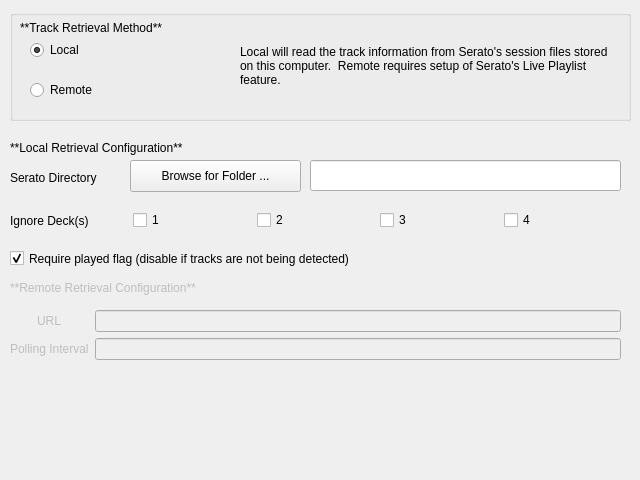
whatsnowplaying/whats-now-playing, file nowplaying/resources/ui/inputs_serato_connection.ui: the form before one commit.
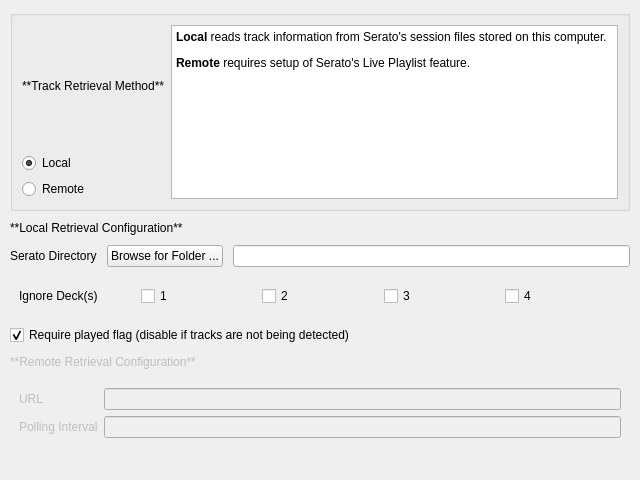
The form after the commit.

Diff of the .ui file:
```diff
--- a/nowplaying/resources/ui/inputs_serato_connection.ui
+++ b/nowplaying/resources/ui/inputs_serato_connection.ui
@@ -13,27 +13,33 @@
   <property name="windowTitle">
    <string>Connection</string>
   </property>
+  <layout class="QVBoxLayout" name="main_layout">
+   <property name="margin">
+    <number>10</number>
+   </property>
+   <property name="spacing">
+    <number>10</number>
+   </property>
+   <item>
   <widget class="QGroupBox" name="method_box">
-   <property name="geometry">
-    <rect>
-     <x>10</x>
-     <y>10</y>
-     <width>621</width>
-     <height>111</height>
-    </rect>
-   </property>
    <property name="title">
     <string/>
    </property>
+     <layout class="QHBoxLayout" name="method_box_layout">
+      <item>
+       <layout class="QVBoxLayout" name="radio_layout">
+        <item>
+         <widget class="QLabel" name="method_label">
+          <property name="text">
+           <string>**Track Retrieval Method**</string>
+          </property>
+          <property name="textFormat">
+           <enum>Qt::MarkdownText</enum>
+          </property>
+         </widget>
+        </item>
+        <item>
    <widget class="QRadioButton" name="local_button">
-    <property name="geometry">
-     <rect>
-      <x>20</x>
-      <y>30</y>
-      <width>100</width>
-      <height>20</height>
-     </rect>
-    </property>
     <property name="text">
      <string>Local</string>
     </property>
@@ -44,15 +50,9 @@
      <string notr="true">method_buttongroup</string>
     </attribute>
    </widget>
+        </item>
+        <item>
    <widget class="QRadioButton" name="remote_button">
-    <property name="geometry">
-     <rect>
-      <x>20</x>
-      <y>70</y>
-      <width>100</width>
-      <height>20</height>
-     </rect>
-    </property>
     <property name="text">
      <string>Remote</string>
     </property>
@@ -60,48 +60,27 @@
      <string notr="true">method_buttongroup</string>
     </attribute>
    </widget>
-   <widget class="QLabel" name="method_label">
-    <property name="geometry">
-     <rect>
-      <x>10</x>
-      <y>10</y>
-      <width>211</width>
-      <height>16</height>
-     </rect>
-    </property>
-    <property name="text">
-     <string>**Track Retrieval Method**</string>
-    </property>
-    <property name="textFormat">
-     <enum>Qt::MarkdownText</enum>
-    </property>
-   </widget>
-   <widget class="QLabel" name="method_desclabel">
-    <property name="geometry">
-     <rect>
-      <x>230</x>
-      <y>10</y>
-      <width>381</width>
-      <height>91</height>
-     </rect>
-    </property>
-    <property name="text">
-     <string>Local will read the track information from Serato's session files stored on this computer.  Remote requires setup of Serato's Live Playlist feature.</string>
-    </property>
-    <property name="wordWrap">
-     <bool>true</bool>
-    </property>
-   </widget>
-  </widget>
+        </item>
+       </layout>
+      </item>
+      <item>
+       <widget class="QTextBrowser" name="method_desclabel">
+        <property name="html">
+         <string>&lt;!DOCTYPE HTML PUBLIC &quot;-//W3C//DTD HTML 4.0//EN&quot; &quot;http://www.w3.org/TR/REC-html40/strict.dtd&quot;&gt;
+&lt;html&gt;&lt;head&gt;&lt;meta name=&quot;qrichtext&quot; content=&quot;1&quot; /&gt;&lt;style type=&quot;text/css&quot;&gt;
+p, li { white-space: pre-wrap; }
+&lt;/style&gt;&lt;/head&gt;&lt;body&gt;
+&lt;p&gt;&lt;span style=&quot;font-weight:600;&quot;&gt;Local&lt;/span&gt; reads track information from Serato's session files stored on this computer.&lt;/p&gt;
+&lt;p&gt;&lt;span style=&quot;font-weight:600;&quot;&gt;Remote&lt;/span&gt; requires setup of Serato's Live Playlist feature.&lt;/p&gt;
+&lt;/body&gt;&lt;/html&gt;</string>
+        </property>
+       </widget>
+      </item>
+     </layout>
+    </widget>
+   </item>
+   <item>
   <widget class="QLabel" name="localconfig_label">
-   <property name="geometry">
-    <rect>
-     <x>10</x>
-     <y>140</y>
-     <width>251</width>
-     <height>16</height>
-    </rect>
-   </property>
    <property name="text">
     <string>**Local Retrieval Configuration**</string>
    </property>
@@ -109,51 +88,30 @@
     <enum>Qt::MarkdownText</enum>
    </property>
   </widget>
+   </item>
+   <item>
+    <layout class="QHBoxLayout" name="local_dir_layout">
+     <item>
   <widget class="QLabel" name="local_dir_label">
-   <property name="geometry">
-    <rect>
-     <x>10</x>
-     <y>170</y>
-     <width>121</width>
-     <height>16</height>
-    </rect>
-   </property>
    <property name="text">
     <string>Serato Directory</string>
    </property>
   </widget>
+     </item>
+     <item>
   <widget class="QPushButton" name="local_dir_button">
-   <property name="geometry">
-    <rect>
-     <x>130</x>
-     <y>160</y>
-     <width>171</width>
-     <height>32</height>
-    </rect>
-   </property>
    <property name="text">
     <string>Browse for Folder ...</string>
    </property>
   </widget>
-  <widget class="QLineEdit" name="local_dir_lineedit">
-   <property name="geometry">
-    <rect>
-     <x>310</x>
-     <y>160</y>
-     <width>311</width>
-     <height>31</height>
-    </rect>
-   </property>
-  </widget>
-  <widget class="QWidget" name="ignoredecks_widget">
-   <property name="geometry">
-    <rect>
-     <x>10</x>
-     <y>200</y>
-     <width>611</width>
-     <height>41</height>
-    </rect>
-   </property>
+     </item>
+     <item>
+      <widget class="QLineEdit" name="local_dir_lineedit"/>
+     </item>
+    </layout>
+   </item>
+   <item>
+    <widget class="QWidget" name="ignoredecks_widget" native="true">
    <layout class="QHBoxLayout" name="ignoredecks_layout">
     <item>
      <widget class="QLabel" name="ignoredeck_label">
@@ -192,15 +150,9 @@
     </item>
    </layout>
   </widget>
+   </item>
+   <item>
   <widget class="QCheckBox" name="require_played_checkbox">
-   <property name="geometry">
-    <rect>
-     <x>10</x>
-     <y>248</y>
-     <width>611</width>
-     <height>21</height>
-    </rect>
-   </property>
    <property name="text">
     <string>Require played flag (disable if tracks are not being detected)</string>
    </property>
@@ -208,18 +160,12 @@
     <bool>true</bool>
    </property>
   </widget>
+   </item>
+   <item>
   <widget class="QLabel" name="remoteconfig_label">
    <property name="enabled">
     <bool>false</bool>
    </property>
-   <property name="geometry">
-    <rect>
-     <x>10</x>
-     <y>280</y>
-     <width>311</width>
-     <height>16</height>
-    </rect>
-   </property>
    <property name="text">
     <string>**Remote Retrieval Configuration**</string>
    </property>
@@ -227,24 +173,12 @@
     <enum>Qt::MarkdownText</enum>
    </property>
   </widget>
-  <widget class="QWidget" name="formLayoutWidget">
-   <property name="geometry">
-    <rect>
-     <x>10</x>
-     <y>310</y>
-     <width>611</width>
-     <height>80</height>
-    </rect>
-   </property>
+   </item>
+   <item>
+    <widget class="QWidget" name="remote_form_widget" native="true">
    <layout class="QFormLayout" name="remote_form_layout">
     <property name="fieldGrowthPolicy">
-     <enum>QFormLayout::ExpandingFieldsGrow</enum>
-    </property>
-    <property name="labelAlignment">
-     <set>Qt::AlignCenter</set>
-    </property>
-    <property name="formAlignment">
-     <set>Qt::AlignLeading|Qt::AlignLeft|Qt::AlignTop</set>
+       <enum>QFormLayout::AllNonFixedFieldsGrow</enum>
     </property>
     <item row="0" column="0">
      <widget class="QLabel" name="remote_url_label">
@@ -261,12 +195,6 @@
       <property name="enabled">
        <bool>false</bool>
       </property>
-      <property name="minimumSize">
-       <size>
-        <width>515</width>
-        <height>0</height>
-       </size>
-      </property>
       <property name="inputMethodHints">
        <set>Qt::ImhPreferNumbers|Qt::ImhUrlCharactersOnly</set>
       </property>
@@ -287,16 +215,25 @@
       <property name="enabled">
        <bool>false</bool>
       </property>
-      <property name="minimumSize">
+       </widget>
+      </item>
+     </layout>
+    </widget>
+   </item>
+   <item>
+    <spacer>
+     <property name="orientation">
+      <enum>Qt::Vertical</enum>
+     </property>
+     <property name="sizeHint" stdset="0">
        <size>
-        <width>515</width>
-        <height>0</height>
-       </size>
-      </property>
-     </widget>
-    </item>
-   </layout>
-  </widget>
+       <width>20</width>
+       <height>40</height>
+      </size>
+     </property>
+    </spacer>
+   </item>
+  </layout>
  </widget>
  <resources/>
  <connections>
```
Left out of the diff: 150 changed lines with no effect on the pictures. Lines whose indentation alone changed are shown as unchanged.
